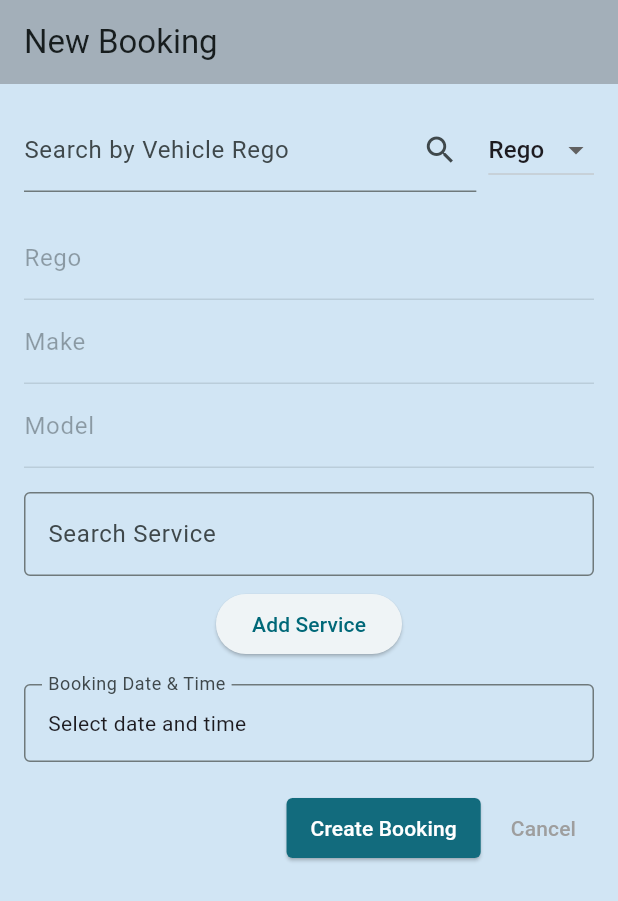
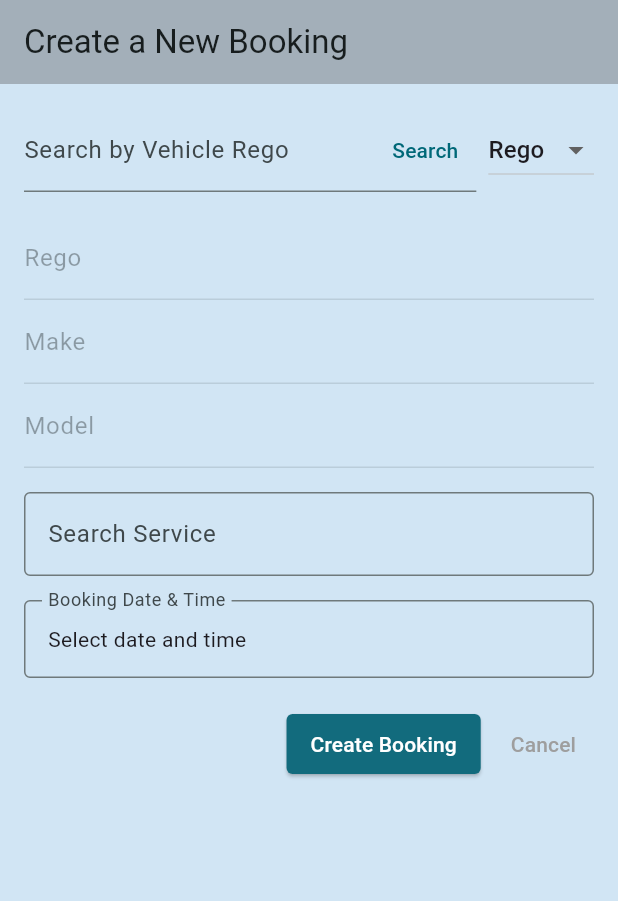
Before and after one commit to lee-hee/workmate_app, a Flutter app: the NewBookingScreen screen opened directly, after a tap on "Create Booking", on a phone screen of 412 x 824 dp. Shown: the top 901 px of the screen. Run offline on Flutter 3.47's test engine with Material 3 defaults, Android fonts, the phone set to English and light mode, and no system bars; drawn by our look-alikes of flutter_typeahead; our stand-ins replace image_picker, permission_handler, table_calendar; missing offline and left inert: animated_snack_bar.

Commit message:
new booking screen

```diff
--- a/lib/screens/new_booking/new_booking_screen.dart
+++ b/lib/screens/new_booking/new_booking_screen.dart
@@ -86,6 +86,7 @@ class _NewBookingScreenState extends State<NewBookingScreen> {
     final url = BackendConfig.getUri('v1/customer/id/$customerId');
     try {
       final response = await http.get(url);
+      print('GET $url: ${response.statusCode} - ${response.body}');
       if (response.statusCode == 200) {
         final customer = json.decode(response.body);
         return customer['phone'] ?? '';
@@ -304,12 +305,28 @@ class _NewBookingScreenState extends State<NewBookingScreen> {
       if (response.statusCode == 200) {
         final decoded = json.decode(response.body);
         final bookingRef = decoded['bookingReferenceNumber'];
-        CustomSnackBar.showSuccess(
-            context, 'Booking created successfully! Ref: $bookingRef');
+        // CustomSnackBar.showSuccess(
+        //     context, 'Booking created successfully! Ref: $bookingRef');
+        await showDialog(
+          context: context,
+          builder: (ctx) => AlertDialog(
+            title: const Text('Success'),
+            content: Text('Booking created successfully! Ref: $bookingRef'),
+            actions: [
+              TextButton(
+                onPressed: () {
+                  Navigator.of(ctx).pop();
+                  _cancelForm(); // Move form clearing and navigation here
+                },
+                child: const Text('OK'),
+              ),
+            ],
+          ),
+        );
         // Refresh after create
         await _checkOpenBooking(_regoController.text);
         // Navigate or clear form as needed
-        _cancelForm();
+        // _cancelForm();
       } else {
         CustomSnackBar.showMessageSnackBar(
             context, 'Failed to create booking: ${response.statusCode}');
@@ -328,7 +345,13 @@ class _NewBookingScreenState extends State<NewBookingScreen> {
     }
     if (_selectedServiceOffer != null) {
       setState(() {
-        _serviceItems.add(_selectedServiceOffer!);
+        _serviceItems.add({
+          'id': _selectedServiceOffer!['id'],
+          'serviceName': _selectedServiceOffer!['serviceName'],
+          'servicePrice': _selectedServiceOffer!['servicePrice'],
+          'serviceDurationMinutes':
+              _selectedServiceOffer!['serviceDurationMinutes'],
+        });
         _serviceSearchController.clear();
         _selectedServiceOffer =
             _serviceOffers.isNotEmpty ? _serviceOffers[0] : null;
@@ -337,6 +360,13 @@ class _NewBookingScreenState extends State<NewBookingScreen> {
       CustomSnackBar.showMessageSnackBar(
           context, 'Please select a service item');
     }
+  }
+
+  // Remove a service item from the list
+  void _removeServiceItem(int index) {
+    setState(() {
+      _serviceItems.removeAt(index);
+    });
   }
 
   void _cancelForm() {
@@ -435,7 +465,7 @@ class _NewBookingScreenState extends State<NewBookingScreen> {
   Widget build(BuildContext context) {
     return Scaffold(
       appBar: AppBar(
-        title: const Text('New Booking'),
+        title: const Text('Create a New Booking'),
       ),
       body: Align(
         alignment: ResponsiveServiceItemScreenUtils.getAlignment(context),
@@ -455,9 +485,10 @@ class _NewBookingScreenState extends State<NewBookingScreen> {
                           labelText: _isSearchingByRego
                               ? 'Search by Vehicle Rego'
                               : 'Search by Customer Phone',
-                          suffixIcon: IconButton(
-                            icon: const Icon(Icons.search),
+                          suffixIcon: TextButton(
+                            // icon: const Icon(Icons.search),
                             onPressed: _performSearch,
+                            child: const Text('Search'),
                           ),
                         ),
                       ),
@@ -538,9 +569,24 @@ class _NewBookingScreenState extends State<NewBookingScreen> {
                             TypeAheadField<Map<String, dynamic>>(
                               textFieldConfiguration: TextFieldConfiguration(
                                 controller: _serviceSearchController,
-                                decoration: const InputDecoration(
+                                decoration: InputDecoration(
                                   labelText: 'Search Service',
-                                  border: OutlineInputBorder(),
+                                  border: const OutlineInputBorder(),
+                                  // Add button inside the text field
+                                  suffixIcon: (_selectedServiceOffer != null ||
+                                          _serviceSearchController
+                                              .text.isNotEmpty)
+                                      ? TextButton(
+                                          // icon: const Icon(Icons.add, size: 20),
+                                          onPressed: _addServiceItem,
+                                          child: const Text(
+                                            'Add',
+                                            style: TextStyle(
+                                                color: Colors.teal,
+                                                fontSize: 14),
+                                          ), // Disable if no service selected
+                                        )
+                                      : null,
                                 ),
                               ),
                               suggestionsCallback: (pattern) async {
@@ -554,6 +600,8 @@ class _NewBookingScreenState extends State<NewBookingScreen> {
                               itemBuilder: (context, suggestion) {
                                 return ListTile(
                                   title: Text(suggestion['serviceName']),
+                                  subtitle: Text(
+                                      'Price: \$${suggestion['servicePrice']} | Duration: ${suggestion['serviceDurationMinutes']} min'),
                                 );
                               },
                               onSuggestionSelected: (suggestion) {
@@ -568,23 +616,24 @@ class _NewBookingScreenState extends State<NewBookingScreen> {
                                 child: Text('No services found'),
                               ),
                             ),
-                            const SizedBox(height: 8),
-                            ElevatedButton(
-                              onPressed: _addServiceItem,
-                              child: const Text('Add Service'),
-                            ),
+                            // const SizedBox(height: 8),
+                            // ElevatedButton(
+                            //   onPressed: _addServiceItem,
+                            //   child: const Text('Add Service'),
+                            // ),
                           ],
                           // ---------- ADDED / EXISTING SERVICE ITEMS ----------
                           if (_serviceItems.isNotEmpty) ...[
                             const Padding(
-                              padding: EdgeInsets.symmetric(vertical: 8),
+                              padding: EdgeInsets.fromLTRB(16, 8, 0, 8),
                               child: Text(
-                                'Added Service Items:',
+                                'Service Items:',
                                 style: TextStyle(fontWeight: FontWeight.bold),
                               ),
                             ),
                             ListView.builder(
                               shrinkWrap: true,
+                              physics: const NeverScrollableScrollPhysics(),
                               itemCount: _serviceItems.length,
                               itemBuilder: (context, index) {
                                 final item = _serviceItems[index];
@@ -592,6 +641,17 @@ class _NewBookingScreenState extends State<NewBookingScreen> {
                                   title: Text(item['serviceName']),
                                   subtitle: Text(
                                       'Price: \$${item['servicePrice']} | Duration: ${item['serviceDurationMinutes']} min'),
+                                  // Service item removal button
+                                  trailing: _hasOpenBooking
+                                      ? null
+                                      : IconButton(
+                                          icon:
+                                              const Icon(Icons.close, size: 20),
+                                          color: Colors.red,
+                                          tooltip: 'Remove Service',
+                                          onPressed: () =>
+                                              _removeServiceItem(index),
+                                        ),
                                 );
                               },
                             ),
```
